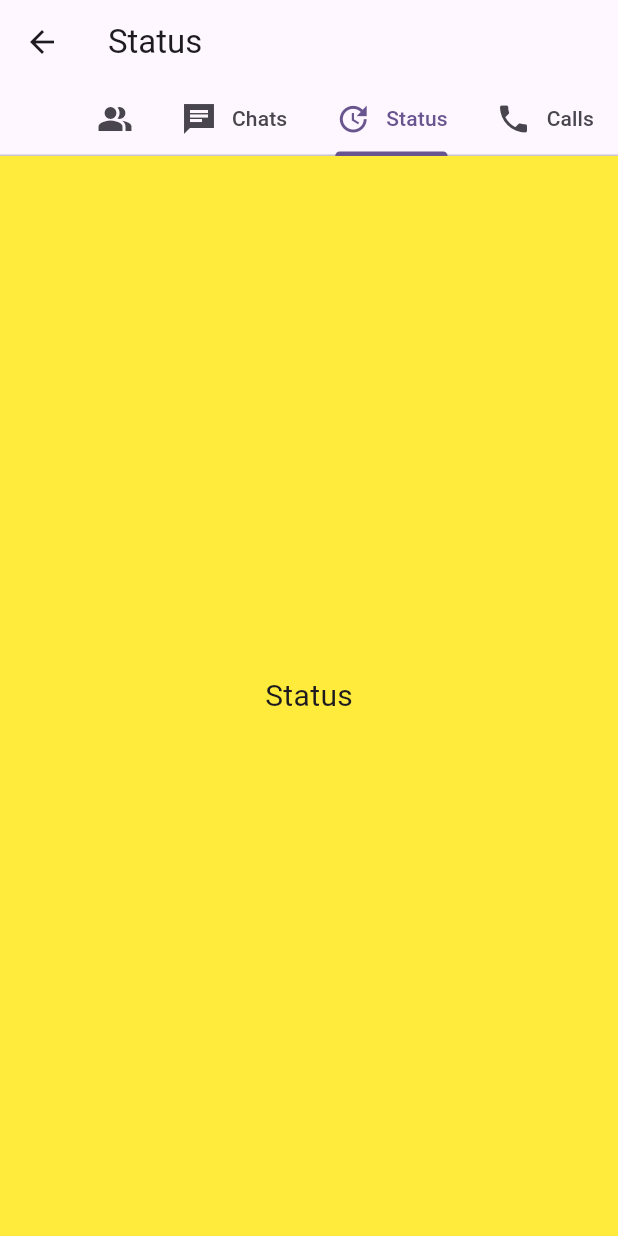
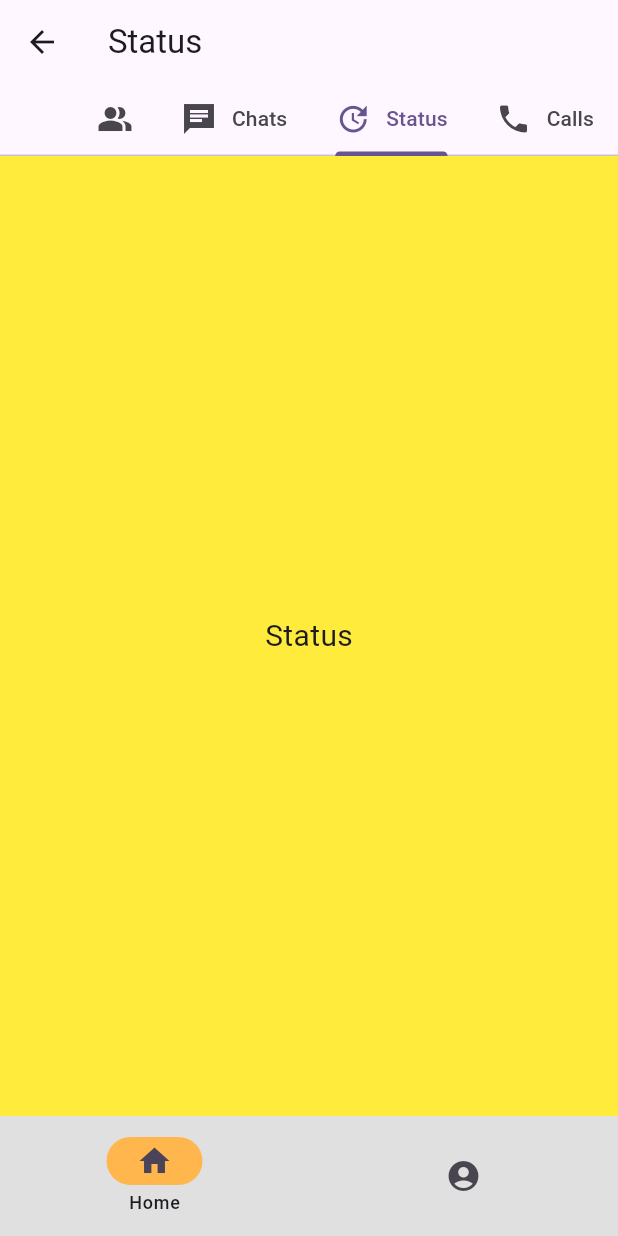
Before and after one commit to Shrutee0604/appbarrepos, a Flutter app: the ContactUs screen opened directly, tab 2 chosen, on a phone screen of 412 x 824 dp. Run offline on Flutter 3.47's test engine with Material 2 defaults, Android fonts, the phone set to English and light mode, and no system bars.

```diff
--- a/lib/contact_us.dart
+++ b/lib/contact_us.dart
@@ -31,6 +31,12 @@ class _ContactUsState extends State<ContactUs> with SingleTickerProviderStateMix
    });
   }
 
+
+  List<Widget> listNavPages=[
+    ChatsTabPage(),
+    StatusTabPage()
+  ];
+  int mSelectedIndex=0;
   @override
   Widget build(BuildContext context) {
     return Scaffold(
@@ -79,7 +85,37 @@ class _ContactUsState extends State<ContactUs> with SingleTickerProviderStateMix
              StatusTabPage(),
              CallsTabPage()
            ],
-     ) ,
+         ),
+
+
+
+
+
+      //listNavPages[mSelectedIndex] ,
+
+
+      bottomNavigationBar: NavigationBar(
+        backgroundColor: Colors.grey.shade300,
+        indicatorColor: Colors.orange.shade300,
+        labelBehavior: NavigationDestinationLabelBehavior.onlyShowSelected,
+        selectedIndex: mSelectedIndex,
+        onDestinationSelected: (index){
+          mSelectedIndex=index;
+          setState(() {
+
+          });
+        },
+        destinations: [
+          NavigationDestination(
+              icon: Icon(Icons.home),
+              label: "Home"
+          ),
+          NavigationDestination(
+              icon: Icon(Icons.account_circle),
+              label: "Profile"
+          )
+        ],
+      ),
     );
   }
 }
--- a/lib/main.dart
+++ b/lib/main.dart
@@ -1,4 +1,5 @@
 import 'package:appbar/about_us.dart';
+import 'package:appbar/bottom_nav_bar.dart';
 import 'package:appbar/contact_us.dart';
 import 'package:appbar/profile.dart';
 import 'package:appbar/settings.dart';
```
Also changed, not shown: lib/bottom_nav_bar.dart (added, +50 -0 lines). Lines whose indentation alone changed are shown as unchanged.
